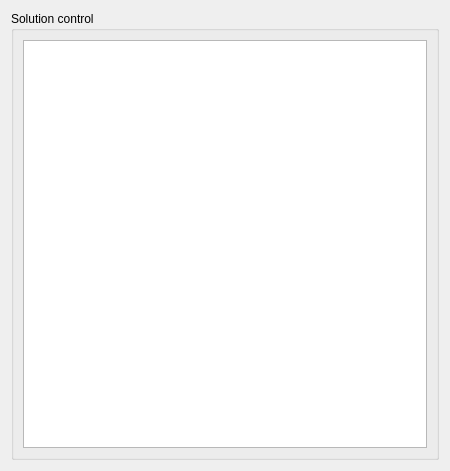
Old version of the form gui/Pages/OutputVolumicVariablesForm.ui in the repository code-saturne/code_saturne.
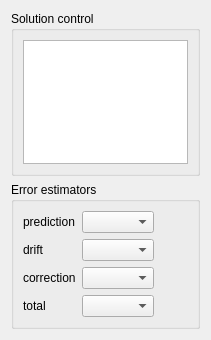
New version of the form.

Commit message: add error estimator and variable verbosity in GUI

Patch:
```diff
--- a/gui/Pages/OutputVolumicVariablesForm.ui
+++ b/gui/Pages/OutputVolumicVariablesForm.ui
@@ -1,26 +1,144 @@
 <ui version="4.0" >
  <class>OutputVolumicVariablesForm</class>
- <widget class="QWidget" name="OutputVolumicVariablesForm" >
-  <property name="geometry" >
+ <widget class="QWidget" name="OutputVolumicVariablesForm">
+  <property name="geometry">
    <rect>
     <x>0</x>
     <y>0</y>
-    <width>450</width>
-    <height>471</height>
+    <width>211</width>
+    <height>340</height>
    </rect>
   </property>
   <property name="windowTitle" >
    <string>Form</string>
   </property>
-  <layout class="QGridLayout" >
-   <item row="0" column="0" >
-    <widget class="QGroupBox" name="groupBox" >
-     <property name="title" >
+  <layout class="QGridLayout" name="gridLayout_3">
+   <item row="0" column="0">
+    <widget class="QGroupBox" name="groupBox">
+     <property name="title">
       <string>Solution control</string>
      </property>
-     <layout class="QGridLayout" >
-      <item row="0" column="0" >
-       <widget class="QTreeView" name="treeViewOutput" />
+     <layout class="QGridLayout">
+      <item row="0" column="0">
+       <widget class="QTreeView" name="treeViewOutput"/>
+      </item>
+     </layout>
+    </widget>
+   </item>
+   <item row="1" column="0">
+    <widget class="QGroupBox" name="groupBox_2">
+     <property name="title">
+      <string>Error estimators</string>
+     </property>
+     <layout class="QGridLayout" name="gridLayout_2">
+      <item row="0" column="0">
+       <layout class="QGridLayout" name="gridLayout">
+        <item row="0" column="0">
+         <widget class="QLabel" name="label">
+          <property name="text">
+           <string>prediction</string>
+          </property>
+         </widget>
+        </item>
+        <item row="0" column="1">
+         <spacer name="horizontalSpacer">
+          <property name="orientation">
+           <enum>Qt::Horizontal</enum>
+          </property>
+          <property name="sizeHint" stdset="0">
+           <size>
+            <width>18</width>
+            <height>20</height>
+           </size>
+          </property>
+         </spacer>
+        </item>
+        <item row="0" column="2">
+         <widget class="QComboBox" name="comboBoxIespre"/>
+        </item>
+        <item row="1" column="0">
+         <widget class="QLabel" name="label_2">
+          <property name="text">
+           <string>drift</string>
+          </property>
+         </widget>
+        </item>
+        <item row="1" column="1">
+         <spacer name="horizontalSpacer_2">
+          <property name="orientation">
+           <enum>Qt::Horizontal</enum>
+          </property>
+          <property name="sizeHint" stdset="0">
+           <size>
+            <width>18</width>
+            <height>20</height>
+           </size>
+          </property>
+         </spacer>
+        </item>
+        <item row="1" column="2">
+         <widget class="QComboBox" name="comboBoxIesder"/>
+        </item>
+        <item row="2" column="0">
+         <widget class="QLabel" name="label_3">
+          <property name="text">
+           <string>correction</string>
+          </property>
+         </widget>
+        </item>
+        <item row="2" column="1">
+         <spacer name="horizontalSpacer_3">
+          <property name="orientation">
+           <enum>Qt::Horizontal</enum>
+          </property>
+          <property name="sizeHint" stdset="0">
+           <size>
+            <width>18</width>
+            <height>20</height>
+           </size>
+          </property>
+         </spacer>
+        </item>
+        <item row="2" column="2">
+         <widget class="QComboBox" name="comboBoxIescor"/>
+        </item>
+        <item row="3" column="0">
+         <widget class="QLabel" name="label_4">
+          <property name="text">
+           <string>total</string>
+          </property>
+         </widget>
+        </item>
+        <item row="3" column="1">
+         <spacer name="horizontalSpacer_4">
+          <property name="orientation">
+           <enum>Qt::Horizontal</enum>
+          </property>
+          <property name="sizeHint" stdset="0">
+           <size>
+            <width>18</width>
+            <height>20</height>
+           </size>
+          </property>
+         </spacer>
+        </item>
+        <item row="3" column="2">
+         <widget class="QComboBox" name="comboBoxIestot"/>
+        </item>
+       </layout>
+      </item>
+      <item row="0" column="1">
+       <spacer name="horizontalSpacer_5">
+        <property name="orientation">
+         <enum>Qt::Horizontal</enum>
+        </property>
+        <property name="sizeHint" stdset="0">
+         <size>
+          <width>226</width>
+          <height>20</height>
+         </size>
+        </property>
+       </spacer>
       </item>
      </layout>
     </widget>
```
Left out of the diff: 5 changed lines with no effect on the pictures. The commit also changes 7 other files.
